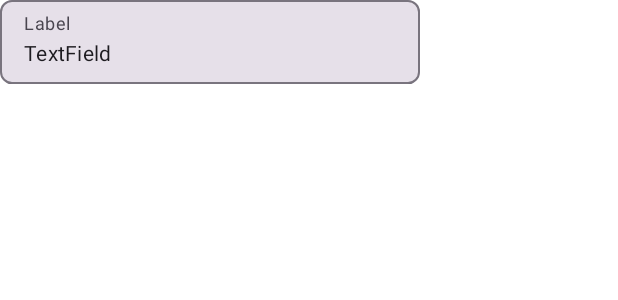
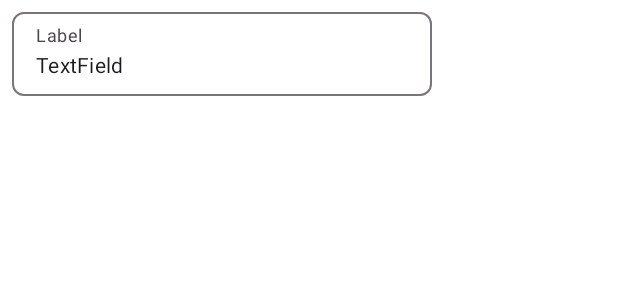
Before and after one commit to SicMarcis/CS-Scores, an Android app built with Jetpack Compose: the @Preview function DsTextFieldPreview, on a phone screen of 412 x 824 dp. Shown: the top 300 px of the screen. Run offline under Robolectric (Android 15) with nearby library versions, the phone set to English and light mode, and no system bars.

Commit message:
- some modifications

```diff
--- a/core/design-system/src/main/java/cz/sic/ds/components/DsTextField.kt
+++ b/core/design-system/src/main/java/cz/sic/ds/components/DsTextField.kt
@@ -1,7 +1,10 @@
 package cz.sic.ds.components
 
 import androidx.compose.foundation.border
+import androidx.compose.foundation.layout.height
+import androidx.compose.foundation.layout.padding
 import androidx.compose.foundation.shape.RoundedCornerShape
+import androidx.compose.foundation.text.KeyboardOptions
 import androidx.compose.material3.MaterialTheme
 import androidx.compose.material3.Text
 import androidx.compose.material3.TextField
@@ -13,7 +16,7 @@ import androidx.compose.runtime.mutableStateOf
 import androidx.compose.runtime.saveable.rememberSaveable
 import androidx.compose.runtime.setValue
 import androidx.compose.ui.Modifier
-import androidx.compose.ui.text.TextStyle
+import androidx.compose.ui.graphics.Color
 import androidx.compose.ui.unit.dp
 import cz.sic.ds.utils.DsPreview
 
@@ -22,6 +25,7 @@ fun DsTextField(
     value: String,
     label: String,
     enabled: Boolean = true,
+    keyboardOptions: KeyboardOptions = KeyboardOptions.Default,
     onValueChanged: (String) -> Unit,
     modifier: Modifier
 ) {
@@ -37,8 +41,22 @@ fun DsTextField(
         label = { Text(text = label) },
         textStyle = MaterialTheme.typography.bodyMedium,
         shape = RoundedCornerShape(8.dp),
+        keyboardOptions = keyboardOptions,
         enabled = enabled,
-        modifier = modifier.border(1.dp, MaterialTheme.colorScheme.outline, RoundedCornerShape(8.dp)),
+        colors = TextFieldDefaults.colors(
+            // Make container and indicator transparent to rely on the manual border
+            unfocusedContainerColor = Color.Transparent,
+            focusedContainerColor = Color.Transparent,
+            unfocusedIndicatorColor = Color.Transparent,
+            focusedIndicatorColor = Color.Transparent,
+            disabledIndicatorColor = Color.Transparent
+        ),
+        modifier = modifier
+            .border(
+                1.dp,
+                MaterialTheme.colorScheme.outline,
+                RoundedCornerShape(8.dp)
+            ),
     )
 }
 
@@ -49,6 +67,6 @@ fun DsTextFieldPreview() {
         value = "TextField",
         label = "Label",
         onValueChanged = {},
-        modifier = Modifier
+        modifier = Modifier.padding(8.dp)
     )
 }
--- a/feature/detail/presentation/src/main/java/cz/sic/detail/presentation/ui/ScoreDetailScreen.kt
+++ b/feature/detail/presentation/src/main/java/cz/sic/detail/presentation/ui/ScoreDetailScreen.kt
@@ -9,6 +9,7 @@ import androidx.compose.foundation.layout.height
 import androidx.compose.foundation.layout.padding
 import androidx.compose.foundation.layout.wrapContentHeight
 import androidx.compose.foundation.shape.RoundedCornerShape
+import androidx.compose.foundation.text.KeyboardOptions
 import androidx.compose.material3.Button
 import androidx.compose.material3.MaterialTheme
 import androidx.compose.material3.SnackbarHostState
@@ -19,6 +20,7 @@ import androidx.compose.runtime.getValue
 import androidx.compose.ui.Alignment
 import androidx.compose.ui.Modifier
 import androidx.compose.ui.res.stringResource
+import androidx.compose.ui.text.input.KeyboardType
 import androidx.compose.ui.unit.dp
 import androidx.lifecycle.compose.collectAsStateWithLifecycle
 import cz.sic.detail.presentation.R
@@ -135,6 +137,7 @@ fun ScoreDetailContent(
                 label = "Duration",
                 onValueChanged = onDurationChanged,
                 enabled = state.editEnabled,
+                keyboardOptions = KeyboardOptions(keyboardType = KeyboardType.Number),
                 modifier = Modifier.fillMaxWidth()
             )
 
```
Also changed, not shown: feature/detail/presentation/src/main/java/cz/sic/detail/presentation/vm/ScoreDetailViewModel.kt (+17 -12 lines).
